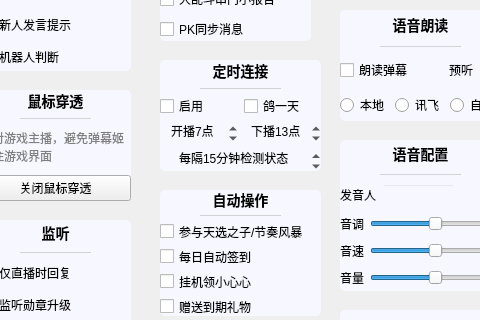
Old version of the form mainwindow/mainwindow.ui in the repository iwxyi/Bilibili-MagicalDanmaku; both pictures show x 275 to 755 and y 291 to 611 of the 840 by 1121 pixel window.
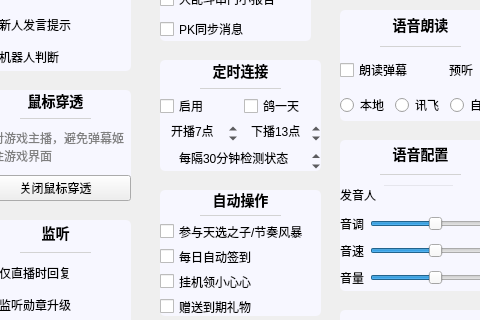
New version of the form. The open tabs and pages were chosen to show the change. Icons and pictures are not drawn. Custom widgets are drawn as their Qt base class.

Commit message: 显示counts里面的数据

Diff of the .ui file:
```diff
--- a/mainwindow/mainwindow.ui
+++ b/mainwindow/mainwindow.ui
@@ -2555,10 +2555,13 @@
                 <number>1</number>
                </property>
                <property name="maximum">
-                <number>60</number>
+                <number>90</number>
+               </property>
+               <property name="singleStep">
+                <number>10</number>
                </property>
                <property name="value">
-                <number>15</number>
+                <number>30</number>
                </property>
               </widget>
              </item>
```
Left out of the diff: 2 changed lines with no effect on the pictures. The commit also changes 1 other file.
